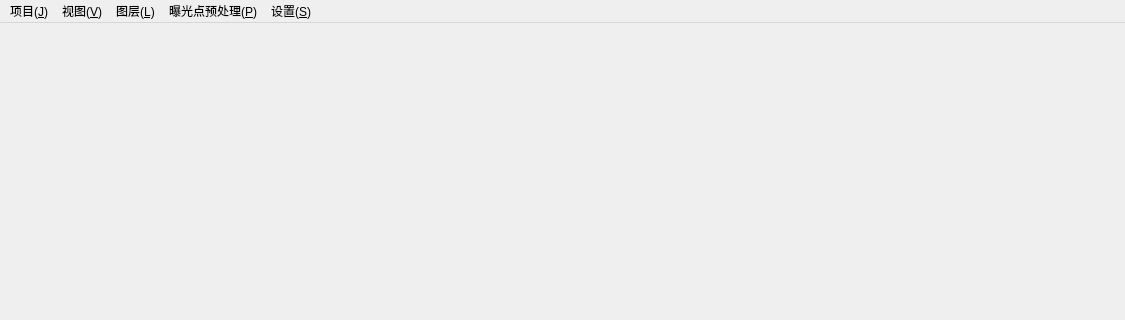
Qt form ui/uavmain.ui (RenShuYuan/UAVplatform) before a commit; both pictures show x 0 to 1125 and y 0 to 320 of the 1125 by 812 pixel window.
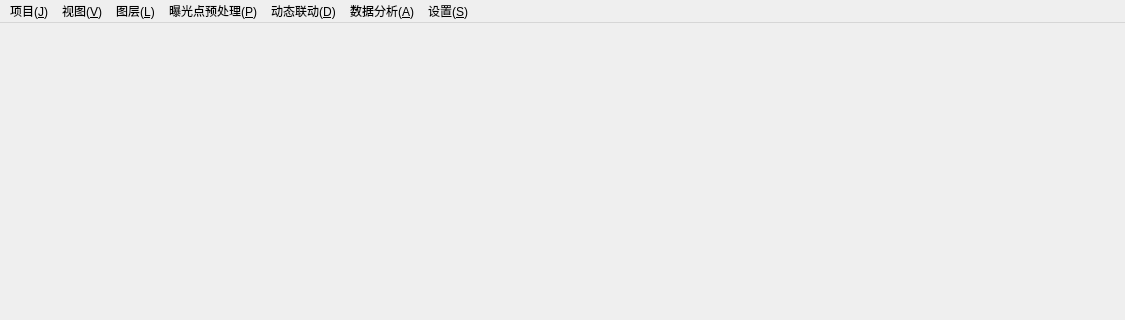
The same form after that commit. Icons and pictures are not drawn.

The edit to the form file:
```diff
--- a/ui/uavmain.ui
+++ b/ui/uavmain.ui
@@ -52,10 +52,22 @@
      <string>曝光点预处理(&amp;P)</string>
     </property>
    </widget>
+   <widget class="QMenu" name="menu_D">
+    <property name="title">
+     <string>动态联动(&amp;D)</string>
+    </property>
+   </widget>
+   <widget class="QMenu" name="menu_F">
+    <property name="title">
+     <string>数据分析(&amp;A)</string>
+    </property>
+   </widget>
    <addaction name="mProjectMenu"/>
    <addaction name="mViewMenu"/>
    <addaction name="mLayerMenu"/>
    <addaction name="mPosMenu"/>
+   <addaction name="menu_D"/>
+   <addaction name="menu_F"/>
    <addaction name="mSettingsMenu"/>
   </widget>
   <widget class="QStatusBar" name="statusBar"/>
```
Left out of the diff: 2 changed lines with no effect on the pictures.
